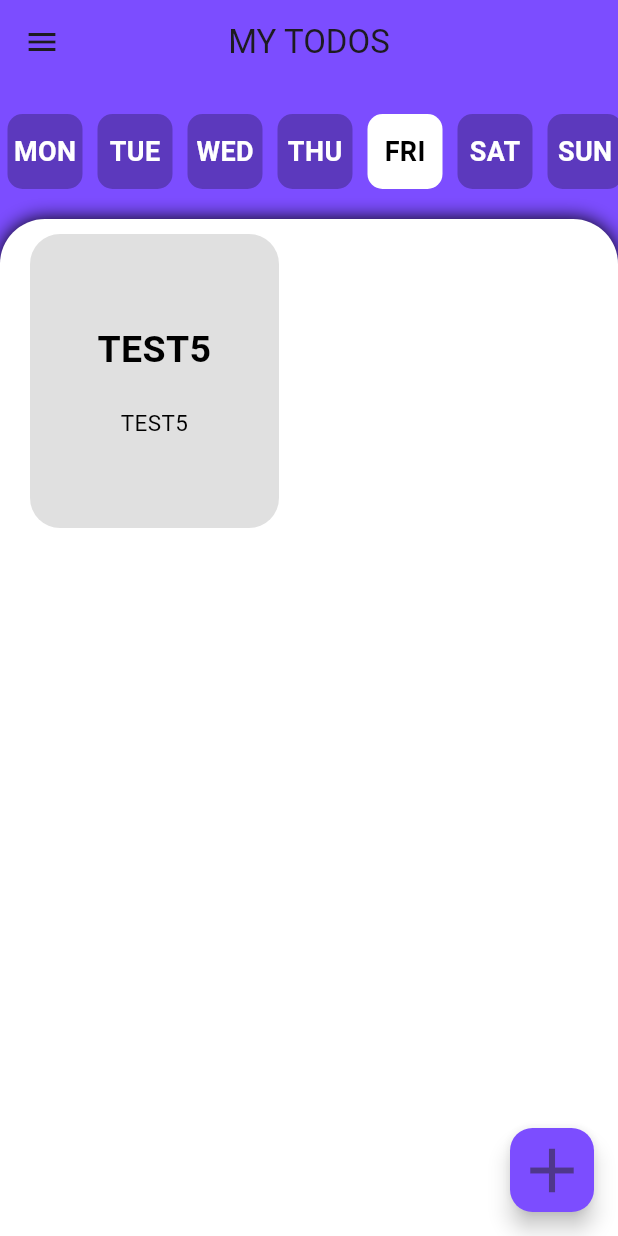
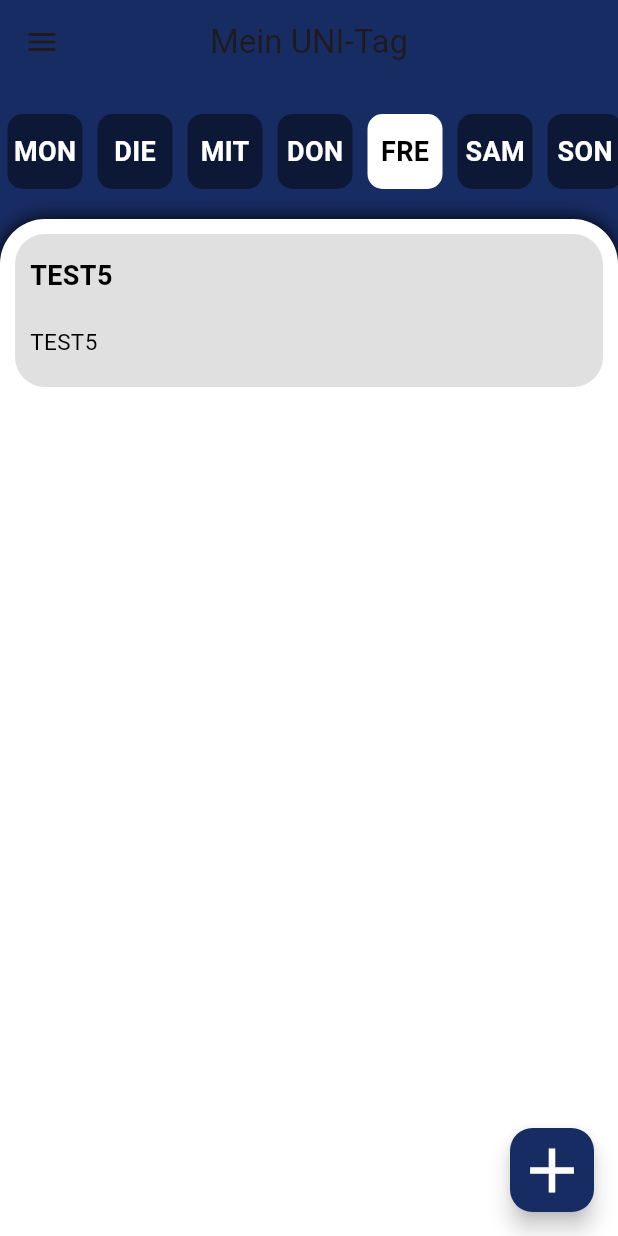
Before and after one commit to TanyaBanina/StudyGuideApp, a Flutter app: the screen it shows after launch, in the side drawer, after a tap on the "add" icon, on a phone screen of 412 x 824 dp. Run offline on Flutter 3.47's test engine with Material 3 defaults, Android fonts, the phone set to English and light mode, and no system bars.

Commit message:
added delete event, changed main page design
delete on double click

```diff
--- a/lib/pages/startseite.dart
+++ b/lib/pages/startseite.dart
@@ -18,17 +18,17 @@ class _StartseiteState extends State<Startseite> {
 
   List<String> dayDependentTodos = [];
 
-  List<String> Event = [
+  List<String> events = [
     "MON,TEST1,TEST1",
-    "WED,TEST2,TEST2",
-    "SUN,TEST3,TEST3",
-    "WED,TEST4,TEST4",
-    "FRI,TEST5,TEST5",
-    "THU,TEST6,TEST6",
+    "MIT,TEST2,TEST2",
+    "SON,TEST3,TEST3",
+    "MIT,TEST4,TEST4",
+    "FRE,TEST5,TEST5",
+    "DON,TEST6,TEST6",
     "MON,TEST7,TEST7",
-    "TUE,TEST8,TEST8",
-    "TUE,TEST9,TEST9",
-    "TUE,TEST10,TEST10",
+    "DIE,TEST8,TEST8",
+    "DIE,TEST9,TEST9",
+    "DIE,TEST10,TEST10",
   ];
 
   String weekday = "";
@@ -51,30 +51,34 @@ class _StartseiteState extends State<Startseite> {
     setState(() {
       weekday = newDay;
     });
-    print("changed, $weekday");
-
     updateList();
   }
 
   void updateList() {
     dayDependentTodos.clear();
-    for (int i = 0; i < Event.length; i++) {
-      if (Event[i].split(",")[0] == weekday) {
-        dayDependentTodos.add(Event[i]);
+    for (int i = 0; i < events.length; i++) {
+      if (events[i].split(",")[0] == weekday) {
+        dayDependentTodos.add(events[i]);
       }
     }
+  }
+
+  void deleteEvent(int index) {
+    setState(() {
+      events.removeAt(index);
+    });
   }
 
   @override
   Widget build(BuildContext context) {
     return Scaffold(
-      drawer: NavDrawer(),//aaaaaaaaaaaaaaaaaaaaaaaaaaaaaaaaaaaaaaaa
-      backgroundColor: Colors.deepPurpleAccent,
+      drawer: const NavDrawer(),
+      backgroundColor: const Color.fromARGB(255,24, 44, 100),
       appBar: AppBar(
         centerTitle: true,
-        backgroundColor: Colors.deepPurpleAccent,
+        backgroundColor: const Color.fromARGB(255,24, 44, 100),
         elevation: 0.0,
-        title: const Text("MY TODOS"),
+        title: const Text("Mein UNI-Tag"),
       ),
       body: Column(
         children: [
@@ -89,7 +93,7 @@ class _StartseiteState extends State<Startseite> {
                 borderRadius: BorderRadius.only(topLeft: Radius.circular(30), topRight: Radius.circular(30)),
                 boxShadow: [BoxShadow(blurRadius: 10.0)]
               ),
-              child: EventView(todoList: dayDependentTodos,),
+              child: EventView(todoList: dayDependentTodos, bigList: events),
             ),
           ),
         ],
@@ -104,9 +108,9 @@ class _StartseiteState extends State<Startseite> {
           ).then((value) {
             setState(() {
               if (descriptionController.text == "" || titleController.text == "") {
-                showInSnackBar("Title or description can't be empty!");
+                showInSnackBar("Titel oder Beschreibung dürfen nicht leer sein!");
               } else {
-                Event.add("$weekday,${titleController.text},${descriptionController.text}");
+                events.add("$weekday,${titleController.text},${descriptionController.text}");
                 updateList();
                 titleController.clear();
                 descriptionController.clear();
@@ -116,9 +120,10 @@ class _StartseiteState extends State<Startseite> {
         },
         splashColor: Colors.deepPurple,
         shape: const RoundedRectangleBorder(borderRadius: BorderRadius.all(Radius.circular(15))),
-        backgroundColor: Colors.deepPurpleAccent,
-        child: const Icon(Icons.add, size: 50,),
+        backgroundColor: const Color.fromARGB(255,24, 44, 100),
+        child: const Icon(Icons.add, size: 50,color: Colors.white,),
       ),
+
     );
   }
 }
--- a/lib/widgets/day_list.dart
+++ b/lib/widgets/day_list.dart
@@ -13,22 +13,22 @@ class DayList extends StatefulWidget {
 
 class _DayListState extends State<DayList> {
 
-  List<String> weekdays = ["MON", "TUE", "WED", "THU", "FRI", "SAT", "SUN"];
+  List<String> weekdays = ["MON", "DIE", "MIT", "DON", "FRE", "SAM", "SON"];
 
   Color activeCardColor = Colors.white;
-  Color inactiveCardColor = Colors.black26;
+  Color inactiveCardColor = Colors.black45;
 
   Color activeTextColor = Colors.black;
   Color inactiveTextColor = Colors.white;
 
   List<List<Color>> cardColorList = [
-    [Colors.black26, Colors.white],
-    [Colors.black26, Colors.white],
-    [Colors.black26, Colors.white],
-    [Colors.black26, Colors.white],
-    [Colors.black26, Colors.white],
-    [Colors.black26, Colors.white],
-    [Colors.black26, Colors.white],
+    [Colors.black45, Colors.white],
+    [Colors.black45, Colors.white],
+    [Colors.black45, Colors.white],
+    [Colors.black45, Colors.white],
+    [Colors.black45, Colors.white],
+    [Colors.black45, Colors.white],
+    [Colors.black45, Colors.white],
   ];
 
   late DateTime date;
--- a/lib/widgets/event.dart
+++ b/lib/widgets/event.dart
@@ -3,8 +3,14 @@ import 'package:flutter/material.dart';
 class Event extends StatefulWidget {
   final String title;
   final String description;
+  final VoidCallback? onDoubleTap;
 
-  const Event({Key? key, required this.title, required this.description}) : super(key: key);
+  const Event({
+    Key? key,
+    required this.title,
+    required this.description,
+    this.onDoubleTap,
+  }) : super(key: key);
 
   @override
   _EventState createState() => _EventState();
@@ -13,25 +19,45 @@ class Event extends StatefulWidget {
 class _EventState extends State<Event> {
   @override
   Widget build(BuildContext context) {
-    return Container(
-      margin: const EdgeInsets.only(top: 10, left: 20, right: 20),
-      height: 200,
-      width: 250,
+    return GestureDetector(
+      onDoubleTap: widget.onDoubleTap, // Handle double tap here
+      child: Container(
+        margin: const EdgeInsets.only(top: 10, left: 10, right: 10),
         decoration: const BoxDecoration(
           color: Colors.black12,
           borderRadius: BorderRadius.all(Radius.circular(20)),
         ),
         child: Padding(
-        padding: const EdgeInsets.only(left: 10.0, right: 10.0, top: 20),
+          padding: const EdgeInsets.only(left: 10.0, right: 10.0, top: 15),
           child: Column(
-          mainAxisAlignment: MainAxisAlignment.center,
-          crossAxisAlignment: CrossAxisAlignment.center,
+            mainAxisAlignment: MainAxisAlignment.start,
+            crossAxisAlignment: CrossAxisAlignment.start,
             children: [
-            Text(widget.title, style: const TextStyle(color: Colors.black, fontWeight: FontWeight.bold, fontSize: 25), textAlign: TextAlign.center,),
-            const SizedBox(height: 20,),
-            Text(widget.description, style: const TextStyle(color: Colors.black, fontSize: 15,), textAlign: TextAlign.center,),
-            const SizedBox(height: 20,),
+              Text(
+                widget.title,
+                style: const TextStyle(
+                  color: Colors.black,
+                  fontWeight: FontWeight.bold,
+                  fontSize: 18,
+                ),
+                textAlign: TextAlign.left,
+              ),
+              const SizedBox(
+                height: 20,
+              ),
+              Text(
+                widget.description,
+                style: const TextStyle(
+                  color: Colors.black,
+                  fontSize: 15,
+                ),
+                textAlign: TextAlign.left,
+              ),
+              const SizedBox(
+                height: 20,
+              ),
             ],
+          ),
         ),
       ),
     );
--- a/lib/widgets/event_popup.dart
+++ b/lib/widgets/event_popup.dart
@@ -15,22 +15,22 @@ class _EventPopupState extends State<EventPopup> {
   @override
   Widget build(BuildContext context) {
     return Dialog(
-      backgroundColor: Colors.deepPurpleAccent,
+      backgroundColor: const Color.fromARGB(51,101,145,255),
       shape: RoundedRectangleBorder(borderRadius: BorderRadius.circular(20)),
       elevation: 20,
       child: SingleChildScrollView(
         child: Column(
           children: [
-            const SizedBox(height: 10,),
-            const Text("ADD TODO", style: TextStyle(color: Colors.white, fontWeight: FontWeight.bold, fontSize: 35),),
-            const SizedBox(height: 40,),
+            const SizedBox(height: 25,),
+            const Text("Veranstaltung hinzufügen", style: TextStyle(color: Colors.white, fontWeight: FontWeight.bold, fontSize: 25),textAlign: TextAlign.center,),
+            const SizedBox(height: 25,),
             Padding(
               padding: const EdgeInsets.only(left: 10, right: 10),
               child: TextField(
                 controller: widget.titleController,
                 decoration: const InputDecoration(
                   labelStyle: TextStyle(color: Colors.black, fontWeight: FontWeight.bold),
-                  labelText: "Title",
+                  labelText: "Titel",
                   fillColor: Colors.white,
                   filled: true,
                 ),
@@ -43,7 +43,7 @@ class _EventPopupState extends State<EventPopup> {
                 controller: widget.descriptionController,
                 decoration: const InputDecoration(
                   labelStyle: TextStyle(color: Colors.black, fontWeight: FontWeight.bold),
-                  labelText: "Description",
+                  labelText: "Beschreibung",
                   fillColor: Colors.white,
                   filled: true,
                 ),
@@ -52,10 +52,12 @@ class _EventPopupState extends State<EventPopup> {
             const SizedBox(height: 20,),
             ElevatedButton(
               style: ElevatedButton.styleFrom(
-                  backgroundColor: Colors.red,
+                  backgroundColor: const Color.fromARGB(51,101,145,255),
                   textStyle: const TextStyle(fontWeight: FontWeight.bold)
               ),
-              child: const Text("ADD"),
+              child: const Text("HINZUFÜGEN", style: TextStyle(
+                color: Colors.white, // Set your desired text color
+              ),),
               onPressed:  () => Navigator. pop(context, false),
             ),
             const SizedBox(height: 10,),
--- a/lib/widgets/event_view.dart
+++ b/lib/widgets/event_view.dart
@@ -1,24 +1,32 @@
 import 'package:flutter/material.dart';
 import 'package:study_guide_app/widgets/event.dart';
+import 'package:study_guide_app/pages/startseite.dart';
 class EventView extends StatefulWidget {
   List<String> todoList;
-  EventView({Key? key, required this.todoList}) : super(key: key);
+  List<String> bigList;
+  EventView({Key? key, required this.todoList, required this.bigList }) : super(key: key);
+
 
   @override
   _EventViewState createState() => _EventViewState();
 }
 
 class _EventViewState extends State<EventView> {
-
   @override
   Widget build(BuildContext context) {
-    return GridView.builder(
-      gridDelegate: const SliverGridDelegateWithFixedCrossAxisCount(
-        crossAxisCount: 2,
-      ),
+    return ListView.builder(
       itemCount: widget.todoList.length,
       itemBuilder: (BuildContext context, int index) {
-        return Event(title: widget.todoList[index].split(",")[1], description: widget.todoList[index].split(",")[2]);
+        return Event(
+          title: widget.todoList[index].split(",")[1],
+          description: widget.todoList[index].split(",")[2],
+          onDoubleTap: () {
+            setState(() {
+              widget.bigList.remove(widget.todoList[index]);
+              widget.todoList.removeAt(index);
+            });
+          },
+        );
       },
     );
   }
--- a/lib/widgets/nav-drawer.dart
+++ b/lib/widgets/nav-drawer.dart
@@ -15,7 +15,7 @@ class NavDrawer extends StatelessWidget {
         children: <Widget>[
           const DrawerHeader(
             decoration: BoxDecoration(
-                color: Colors.green,
+                color: Color.fromARGB(255,24, 44, 100),
                 /*image: DecorationImage(
                     fit: BoxFit.fill,
                     image: AssetImage('assets/images/.jpg'))*/),
```
Lines whose indentation alone changed are shown as unchanged.
